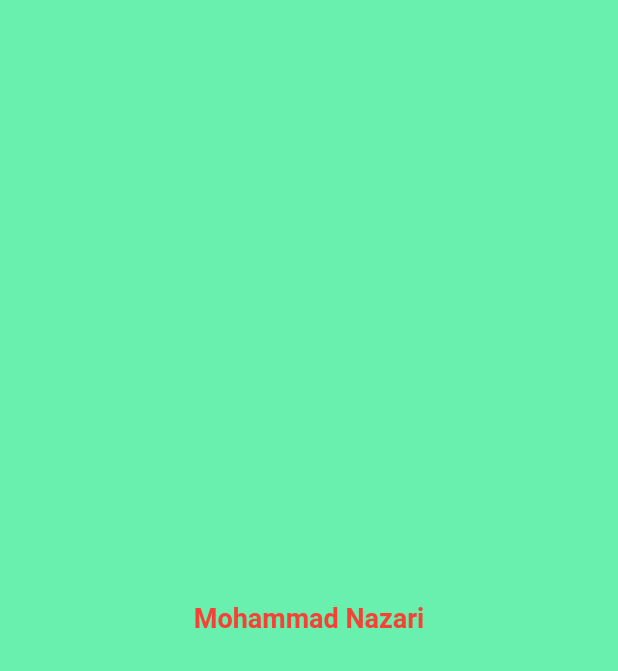
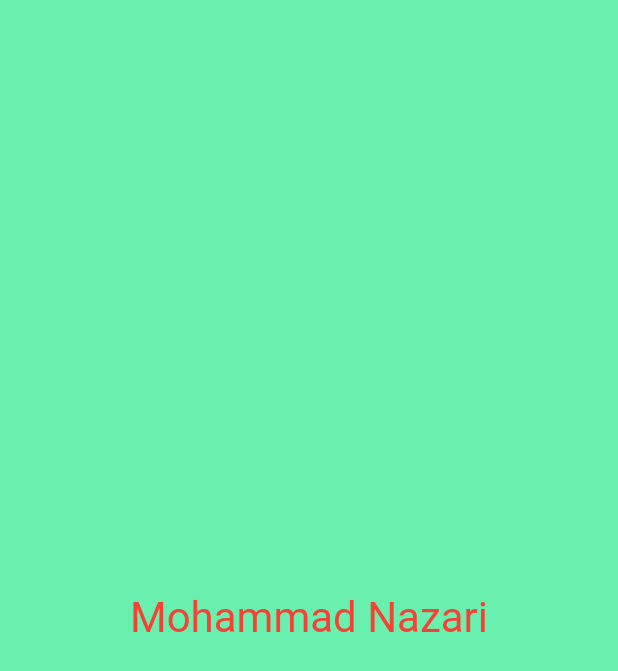
Before and after one commit to Alits23/TestAz, a Flutter app: the MyApp widget shown alone on an empty page, opened directly, on a phone screen of 412 x 824 dp. Shown: the top 671 px of the screen. Run offline on Flutter 3.47's test engine with Material 2 defaults, Android fonts, the phone set to English and light mode, and no system bars.

Commit message:
changed font size and font weight

```diff
--- a/lib/main.dart
+++ b/lib/main.dart
@@ -13,8 +13,8 @@ Widget MyApp() {
           child: Text(
             'Mohammad Nazari',
             style: TextStyle(
-              fontSize: 18,
-              fontWeight: FontWeight.bold,
+              fontSize: 28,
+              fontWeight: FontWeight.normal,
               color: Colors.red,
             ),
           ),
```
